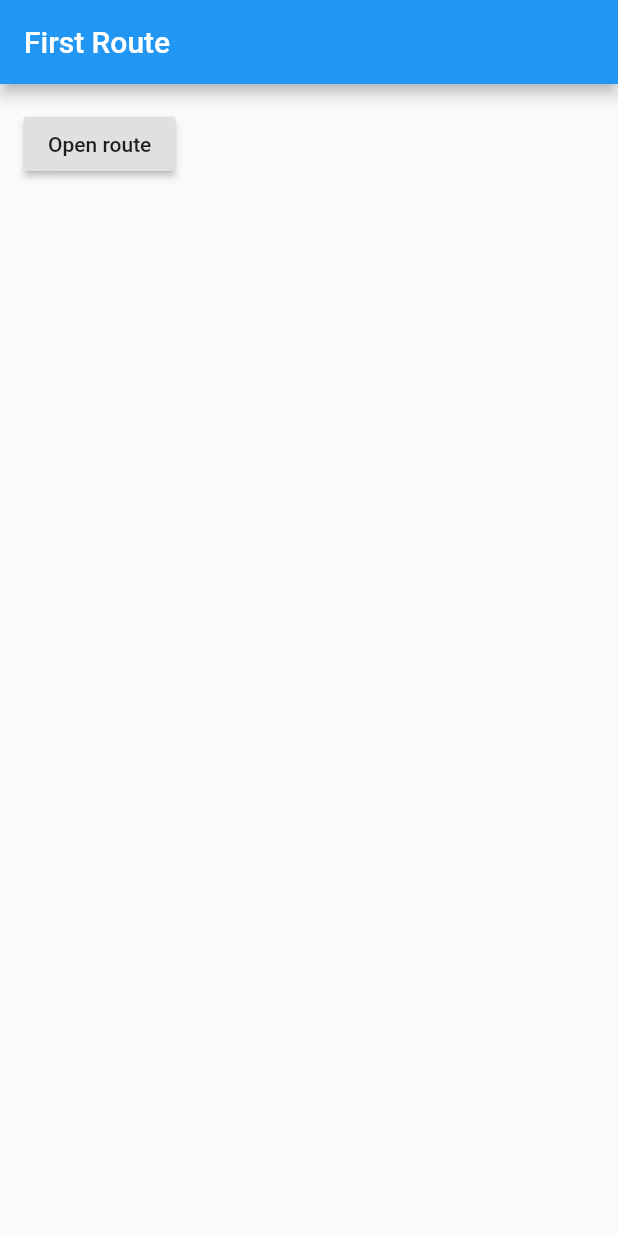
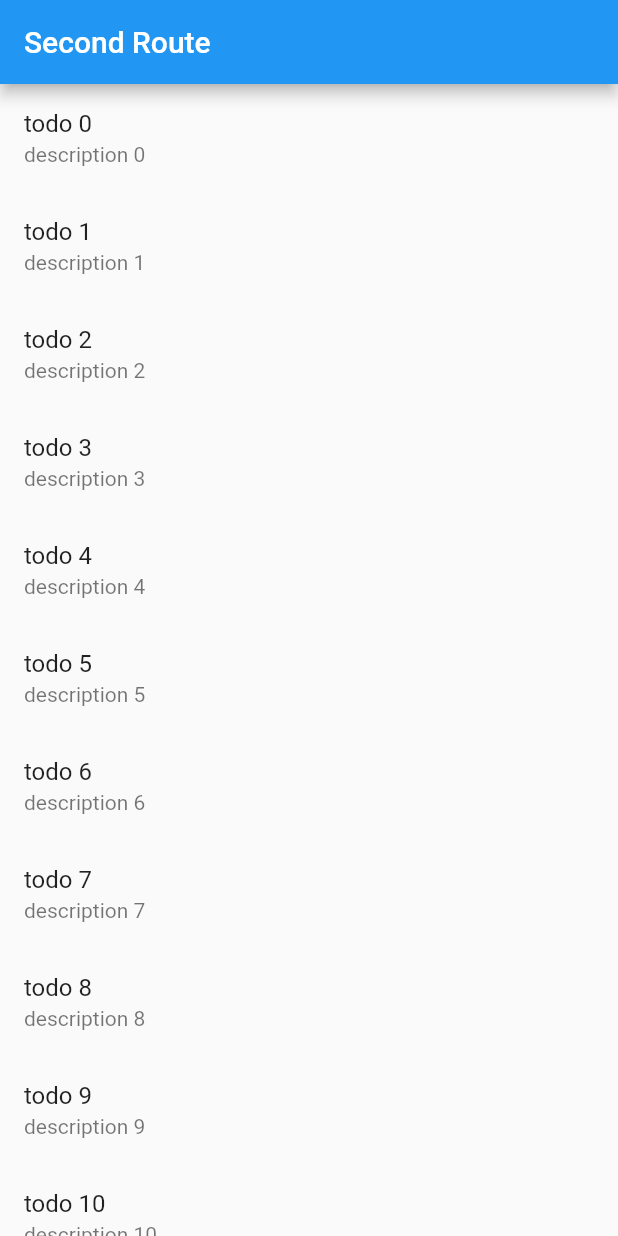
Before and after one commit to nam2210/flutter_app_nagivation, a Flutter app: the screen it shows after launch, on a phone screen of 412 x 824 dp. Run offline on Flutter 3.47's test engine with Material 2 defaults, Android fonts, the phone set to English and light mode, and no system bars.

Commit message:
navigation to new screen and back

```diff
--- /dev/null
+++ b/lib/Todo.dart
@@ -0,0 +1,6 @@
+class Todo{
+  final String title;
+  final String description;
+
+  Todo(this.title, this.description);
+}
--- a/lib/main.dart
+++ b/lib/main.dart
@@ -1,4 +1,5 @@
 import 'package:flutter/material.dart';
+import 'package:flutter_app_nagivation/Todo.dart';
 
 void main() => runApp(MyApp());
 
@@ -20,49 +21,68 @@ class MyApp extends StatelessWidget {
         // is not restarted.
         primarySwatch: Colors.blue,
       ),
-      home: FirstRoute(),
+      home: ListRoute(),
     );
   }
 }
 
-class FirstRoute extends StatelessWidget {
+
+class ListRoute extends StatelessWidget {
+
+  List<Todo> _generateTodo(){
+    return List<Todo>.generate(20, (i) => Todo(
+      'todo $i',
+      'description $i'
+    ));
+  }
+
+  @override
+  Widget build(BuildContext context) {
+    var data = _generateTodo();
+    return Scaffold(
+      appBar: AppBar(
+        title: Text("Second Route"),
+      ),
+      body: ListView.builder(
+          itemCount: data.length,
+          itemBuilder: (context, index){
+            return ListTile(
+              title: Text(
+                '${data[index].title}'
+              ),
+              subtitle: Text(
+                '${data[index].description}'
+              ),
+              onTap: (){
+                Navigator.push(context, MaterialPageRoute(builder: (context) =>
+                    DetailRoute(name: data[index].title, description: data[index].description)));
+              },
+            );
+          })
+    );
+  }
+}
+
+class DetailRoute extends StatelessWidget{
+
+  final String name;
+  final String description;
+
+  DetailRoute({@required this.name, @required this.description});
+
   @override
   Widget build(BuildContext context) {
     return Scaffold(
       appBar: AppBar(
-        title: Text('First Route'),
+        title: Text('Title'),
       ),
-      body: Container(
-        margin: EdgeInsets.all(16),
-        child: RaisedButton(
-          child: Text('Open route'),
-          onPressed: () {
-            Navigator.push(
-              context,
-              MaterialPageRoute(builder: (context) => SecondRoute()),
-            );
-          },
-        ),
+      body: Column(
+        children: <Widget>[
+          Text(this.name),
+          Text(this.description)
+        ],
       ),
     );
   }
+
 }
-
-class SecondRoute extends StatelessWidget {
-  @override
-  Widget build(BuildContext context) {
-    return Scaffold(
-      appBar: AppBar(
-        title: Text("Second Route"),
-      ),
-      body: Center(
-        child: RaisedButton(
-          onPressed: () {
-            Navigator.pop(context);
-          },
-          child: Text('Go back!'),
-        ),
-      ),
-    );
-  }
-}
```
